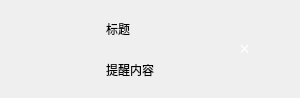
Above: src/notificationPopup.ui from SwartzMss/EasyNotify before the change. Below: the same form after it.
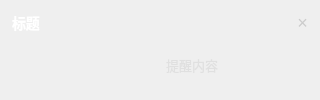
That is the form after the change.

Commit message: optimize notif ui

```diff
--- a/src/notificationPopup.ui
+++ b/src/notificationPopup.ui
@@ -6,29 +6,90 @@
    <rect>
     <x>0</x>
     <y>0</y>
-    <width>300</width>
-    <height>98</height>
+    <width>320</width>
+    <height>100</height>
    </rect>
   </property>
   <property name="minimumSize">
    <size>
-    <width>300</width>
-    <height>80</height>
+    <width>320</width>
+    <height>100</height>
    </size>
   </property>
-  <layout class="QHBoxLayout" name="horizontalLayout">
+  <layout class="QVBoxLayout" name="mainLayout">
+   <property name="spacing">
+    <number>8</number>
+   </property>
+   <property name="leftMargin">
+    <number>12</number>
+   </property>
+   <property name="topMargin">
+    <number>12</number>
+   </property>
+   <property name="rightMargin">
+    <number>12</number>
+   </property>
+   <property name="bottomMargin">
+    <number>12</number>
+   </property>
    <item>
-    <widget class="QLabel" name="priorityLabel"/>
-   </item>
-   <item>
-    <layout class="QVBoxLayout" name="textLayout">
+    <layout class="QHBoxLayout" name="headerLayout">
+     <property name="spacing">
+      <number>8</number>
+     </property>
      <item>
       <widget class="QLabel" name="titleLabel">
        <property name="text">
         <string>标题</string>
        </property>
-       <property name="alignment">
-        <set>Qt::AlignmentFlag::AlignLeading|Qt::AlignmentFlag::AlignLeft|Qt::AlignmentFlag::AlignVCenter</set>
+       <property name="styleSheet">
+        <string>font-weight: bold; font-size: 14px; color: white;</string>
+       </property>
+      </widget>
+     </item>
+     <item>
+      <spacer name="horizontalSpacer">
+       <property name="orientation">
+        <enum>Qt::Horizontal</enum>
+       </property>
+       <property name="sizeHint" stdset="0">
+        <size>
+         <width>40</width>
+         <height>20</height>
+        </size>
+       </property>
+      </spacer>
+     </item>
+     <item>
+      <widget class="QPushButton" name="closeButton">
+       <property name="styleSheet">
+        <string>QPushButton { color: #CCCCCC; background: transparent; border: none; font-size: 18px; } QPushButton:hover { color: #ff6666; }</string>
+       </property>
+       <property name="text">
+        <string>×</string>
+       </property>
+       <property name="fixedSize" stdset="0">
+        <size>
+         <width>24</width>
+         <height>24</height>
+        </size>
+       </property>
+      </widget>
+     </item>
+    </layout>
+   </item>
+   <item>
+    <layout class="QHBoxLayout" name="contentLayout">
+     <property name="spacing">
+      <number>12</number>
+     </property>
+     <item>
+      <widget class="QLabel" name="priorityLabel">
+       <property name="fixedSize" stdset="0">
+        <size>
+         <width>24</width>
+         <height>24</height>
+        </size>
        </property>
       </widget>
      </item>
@@ -37,6 +98,9 @@
        <property name="text">
         <string>提醒内容</string>
        </property>
+       <property name="styleSheet">
+        <string>color: #E0E0E0; font-size: 13px;</string>
+       </property>
        <property name="wordWrap">
         <bool>true</bool>
        </property>
@@ -44,22 +108,6 @@
      </item>
     </layout>
    </item>
-   <item>
-    <widget class="QPushButton" name="closeButton">
-     <property name="styleSheet">
-      <string>QPushButton { color: white; background: transparent; border: none; font-size: 18px; } QPushButton:hover { color: #ff6666; }</string>
-     </property>
-     <property name="text">
-      <string>×</string>
-     </property>
-     <property name="fixedSize" stdset="0">
-      <size>
-       <width>24</width>
-       <height>24</height>
-      </size>
-     </property>
-    </widget>
-   </item>
   </layout>
  </widget>
  <resources/>
```
The commit also changes 2 other files.
